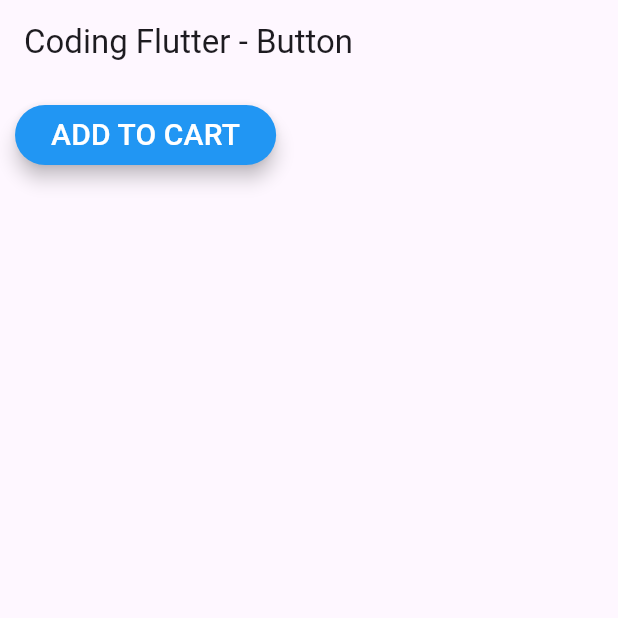
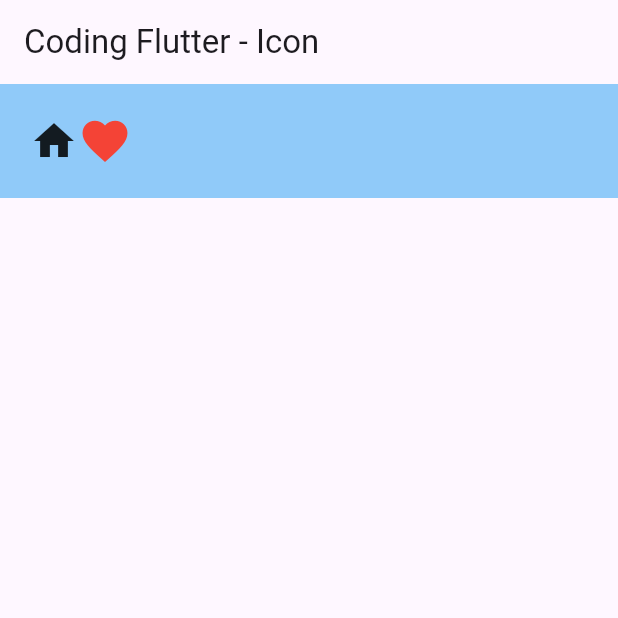
Before and after one commit to khanifzyen/project_pertama, a Flutter app: the screen it shows after launch, on a phone screen of 412 x 824 dp, the top half of it. Run offline on Flutter 3.47's test engine with Material 3 defaults, Android fonts, the light colour scheme and no system bars.

Commit message:
add icon

```diff
--- /dev/null
+++ b/lib/lessons/icon.dart
@@ -0,0 +1,31 @@
+import 'package:flutter/material.dart';
+
+class MyIcon extends StatelessWidget {
+  const MyIcon({super.key});
+
+  @override
+  Widget build(BuildContext context) {
+    return Scaffold(
+      appBar: AppBar(
+        title: const Text("Coding Flutter - Icon"),
+      ),
+      body: Container(
+        color: Colors.blue[200],
+        padding: const EdgeInsets.all(20),
+        child: const Row(
+          children: [
+            Icon(
+              Icons.home,
+              size: 32,
+            ),
+            Icon(
+              Icons.favorite,
+              color: Colors.red,
+              size: 36,
+            ),
+          ],
+        ),
+      ),
+    );
+  }
+}
--- a/lib/main.dart
+++ b/lib/main.dart
@@ -1,6 +1,7 @@
 import 'package:flutter/material.dart';
 import 'package:project_pertama/lessons/button.dart';
 import 'package:project_pertama/lessons/container.dart';
+import 'package:project_pertama/lessons/icon.dart';
 import 'package:project_pertama/lessons/scaffold.dart';
 import 'package:project_pertama/lessons/text.dart';
 
@@ -20,7 +21,7 @@ class MyApp extends StatelessWidget {
         colorScheme: ColorScheme.fromSeed(seedColor: Colors.deepPurple),
         useMaterial3: true,
       ),
-      home: const MyButton(),
+      home: const MyIcon(),
     );
   }
 }
```
